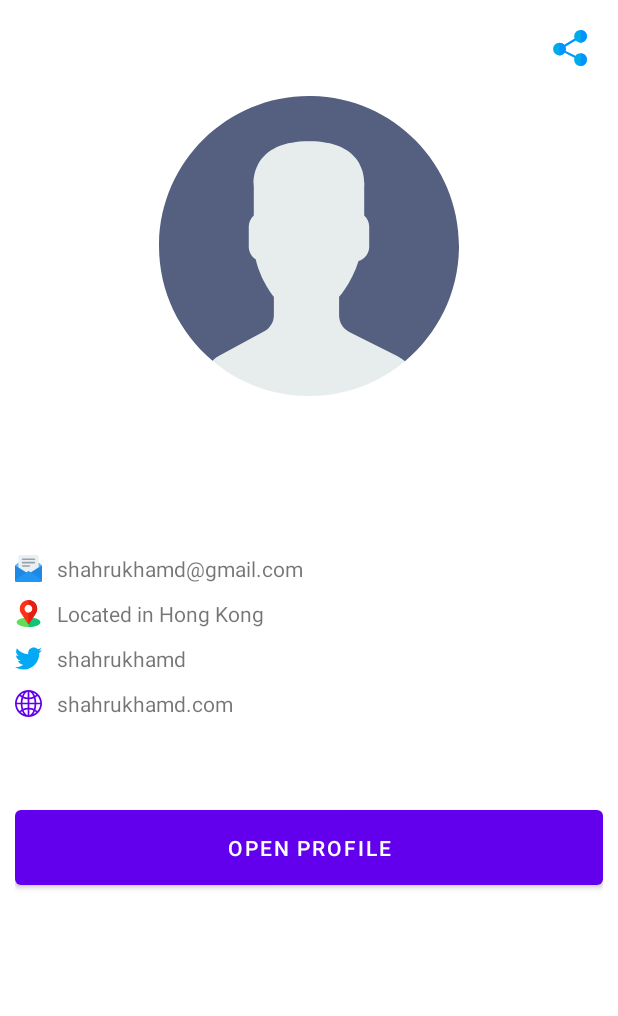
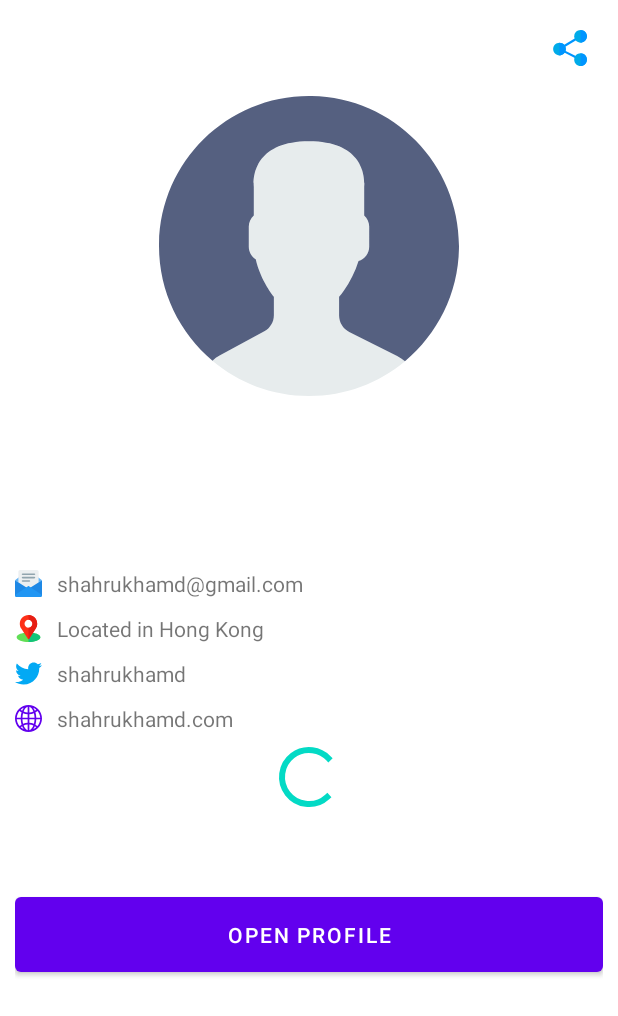
Before and after one commit to shahrukhamd/GithubUser, an Android app: the layout fragment_user_details.xml on its own in the app's theme, with its tools: preview values and no code run, on a phone screen of 412 x 824 dp. Shown: the top 1016 px of the screen. Run offline under Robolectric (Android 15) with nearby library versions, the light colour scheme and no system bars.

Commit message:
feat: improved user details screen interaction

```diff
--- a/app/src/main/res/layout/fragment_user_details.xml
+++ b/app/src/main/res/layout/fragment_user_details.xml
@@ -2,6 +2,14 @@
 <layout xmlns:android="http://schemas.android.com/apk/res/android"
     xmlns:app="http://schemas.android.com/apk/res-auto"
     xmlns:tools="http://schemas.android.com/tools">
+
+    <data>
+
+        <variable
+            name="viewModel"
+            type="com.shahrukhamd.githubuser.ui.main.MainViewModel" />
+
+    </data>
 
     <ScrollView
         android:layout_width="match_parent"
@@ -18,11 +26,14 @@
                 android:layout_width="wrap_content"
                 android:layout_height="wrap_content"
                 android:layout_gravity="end"
+                android:onClick="@{() -> viewModel.onUserShareButtonClick()}"
                 android:padding="10dp"
                 android:src="@drawable/ic_share_24px" />
 
             <ImageView
                 android:id="@+id/user_detail_image"
+                loadImage="@{viewModel.userDetailUpdated.avatarUrl}"
+                placeholder="@{@drawable/ic_user_default}"
                 android:layout_width="match_parent"
                 android:layout_height="wrap_content"
                 android:layout_marginTop="10dp"
@@ -35,6 +46,7 @@
                 android:layout_marginTop="20dp"
                 android:fontFamily="sans-serif-black"
                 android:gravity="center"
+                android:text="@{viewModel.userDetailUpdated.name}"
                 android:textSize="28sp"
                 tools:text="@tools:sample/full_names" />
 
@@ -42,10 +54,12 @@
                 android:id="@+id/user_bio"
                 android:layout_width="match_parent"
                 android:layout_height="wrap_content"
-                android:layout_margin="10dp"
+                android:layout_marginTop="10dp"
+                android:layout_marginBottom="20dp"
                 android:ellipsize="end"
                 android:gravity="center"
                 android:maxLines="6"
+                android:text="@{viewModel.userDetailUpdated.bio}"
                 android:textSize="16sp"
                 tools:text="@tools:sample/lorem/random" />
 
@@ -55,6 +69,7 @@
                 android:layout_marginTop="5dp"
                 android:layout_marginBottom="5dp"
                 android:drawablePadding="10dp"
+                android:text="@{viewModel.userDetailUpdated.email}"
                 app:drawableStartCompat="@drawable/ic_email_18px"
                 tools:text="shahrukhamd@gmail.com" />
 
@@ -65,6 +80,7 @@
                 android:layout_marginTop="5dp"
                 android:layout_marginBottom="5dp"
                 android:drawablePadding="10dp"
+                android:text="@{viewModel.userDetailUpdated.location}"
                 app:drawableStartCompat="@drawable/ic_location_18px"
                 tools:text="Located in Hong Kong" />
 
@@ -74,6 +90,7 @@
                 android:layout_marginTop="5dp"
                 android:layout_marginBottom="5dp"
                 android:drawablePadding="10dp"
+                android:text="@{viewModel.userDetailUpdated.twitterUsername}"
                 app:drawableStartCompat="@drawable/ic_twitter_18px"
                 tools:text="shahrukhamd" />
 
@@ -83,13 +100,19 @@
                 android:layout_marginTop="5dp"
                 android:layout_marginBottom="5dp"
                 android:drawablePadding="10dp"
+                android:text="@{viewModel.userDetailUpdated.blog}"
                 app:drawableStartCompat="@drawable/ic_web_18px"
                 tools:text="shahrukhamd.com" />
+
+            <ProgressBar
+                android:layout_width="wrap_content"
+                android:layout_height="wrap_content" />
 
             <Button
                 android:layout_width="match_parent"
                 android:layout_height="wrap_content"
                 android:layout_marginTop="50dp"
+                android:onClick="@{() -> viewModel.onUserProfileOpenButtonClick()}"
                 android:padding="15sp"
                 android:text="@string/open_profile" />
 
```
Also changed, not shown: app/src/main/java/com/shahrukhamd/githubuser/data/model/ApiUserSearchResponse.kt (+70 -31 lines), app/src/main/java/com/shahrukhamd/githubuser/ui/main/MainActivity.kt (+21 -0 lines), app/src/main/java/com/shahrukhamd/githubuser/ui/main/MainViewModel.kt (+25 -0 lines), app/src/main/java/com/shahrukhamd/githubuser/ui/main/UserDetailFragment.kt (+29 -0 lines).
